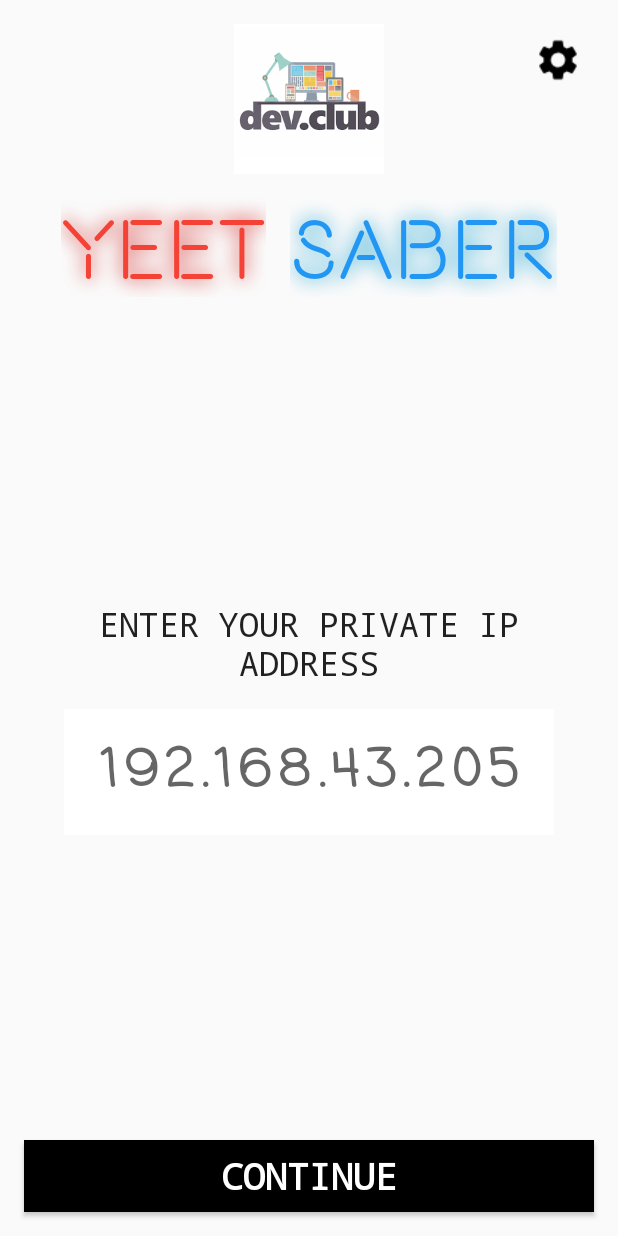
After one commit to vishalBindal/SensorsForBeatSaber, an Android app: the layout activity_home.xml on its own in the app's theme, with its tools: preview values and no code run, on a phone screen of 412 x 824 dp. The commit adds this screen. Run offline under Robolectric (Android 15) with nearby library versions, the phone set to English and light mode, and no system bars.

Commit message:
Add home activity

```diff
--- a/app/src/main/AndroidManifest.xml
+++ b/app/src/main/AndroidManifest.xml
@@ -19,14 +19,17 @@
         android:icon="@drawable/saber2"
         android:label="@string/app_name"
         android:theme="@style/AppTheme">
+        <activity android:name=".HomeActivity"
+            android:theme="@style/AppThemeNoActionBar">
+            <intent-filter>
+                <action android:name="android.intent.action.MAIN" />
+                <category android:name="android.intent.category.LAUNCHER" />
+            </intent-filter>
+        </activity>
         <activity
             android:name="in.devclub.osc.activities.StartUpActivity"
             android:label="@string/app_name">
-            <intent-filter>
-                <action android:name="android.intent.action.MAIN" />
 
-                <category android:name="android.intent.category.LAUNCHER" />
-            </intent-filter>
             <intent-filter>
                 <action android:name="android.nfc.action.TAG_DISCOVERED" />
                 <category android:name="android.intent.category.DEFAULT" />
--- /dev/null
+++ b/app/src/main/java/in/devclub/HomeActivity.java
@@ -0,0 +1,38 @@
+package in.devclub;
+
+import android.content.Intent;
+import android.content.SharedPreferences;
+import android.content.pm.ActivityInfo;
+import android.os.Bundle;
+import android.preference.PreferenceManager;
+import android.support.v7.app.AppCompatActivity;
+import android.view.View;
+import android.widget.EditText;
+
+import in.devclub.osc.activities.StartUpActivity;
+
+public class HomeActivity extends AppCompatActivity {
+    String hostString;
+    EditText hostBox;
+    SharedPreferences preferences;
+    @Override
+    protected void onCreate(Bundle savedInstanceState){
+        super.onCreate(savedInstanceState);
+        this.setRequestedOrientation(ActivityInfo.SCREEN_ORIENTATION_PORTRAIT);
+        setContentView(R.layout.activity_home);
+
+        hostBox=findViewById(R.id.editTextHost);
+        preferences = PreferenceManager.getDefaultSharedPreferences(this);
+        hostString=preferences.getString("pref_comm_host", "");
+        hostBox.setText(hostString);
+    }
+
+    public void proceed(View view){
+        hostString=hostBox.getText().toString();
+        SharedPreferences.Editor editor = preferences.edit();
+        editor.putString("pref_comm_host", hostString);
+        editor.apply();
+        Intent intent=new Intent(getBaseContext(), StartUpActivity.class);
+        startActivity(intent);
+    }
+}
--- a/app/src/main/java/in/devclub/osc/activities/StartUpActivity.java
+++ b/app/src/main/java/in/devclub/osc/activities/StartUpActivity.java
@@ -58,8 +58,7 @@
     protected void onCreate(Bundle savedInstanceState) {
         super.onCreate(savedInstanceState);
         setContentView(R.layout.activity_main);
-//        ActionBar actionBar = getActionBar();
-//        actionBar.show();
+
         this.setRequestedOrientation(ActivityInfo.SCREEN_ORIENTATION_PORTRAIT);
         this.settings = this.loadSettings();
         this.dispatcher = new OscDispatcher();
@@ -188,24 +187,24 @@
 
 
 
-    @Override
-    public boolean dispatchKeyEvent(KeyEvent event) {
-        int action = event.getAction();
-        int keyCode = event.getKeyCode();
-        switch (keyCode) {
-            // setting mean value of Azimuth when either of volume keys are pressed
-            case KeyEvent.KEYCODE_VOLUME_DOWN:
-                if (action == KeyEvent.ACTION_DOWN) {
-                    this.dispatcher.set();
-                }
-                return true;
-            case KeyEvent.KEYCODE_VOLUME_UP:
-                if (action == KeyEvent.ACTION_DOWN) {
-                    this.dispatcher.set();
-                }
-                return true;
-            default:
-                return super.dispatchKeyEvent(event);
-        }
-    }
+//    @Override
+//    public boolean dispatchKeyEvent(KeyEvent event) {
+//        int action = event.getAction();
+//        int keyCode = event.getKeyCode();
+//        switch (keyCode) {
+//            // setting mean value of Azimuth when either of volume keys are pressed
+//            case KeyEvent.KEYCODE_VOLUME_DOWN:
+//                if (action == KeyEvent.ACTION_DOWN) {
+//                    this.dispatcher.set();
+//                }
+//                return true;
+//            case KeyEvent.KEYCODE_VOLUME_UP:
+//                if (action == KeyEvent.ACTION_DOWN) {
+//                    this.dispatcher.set();
+//                }
+//                return true;
+//            default:
+//                return super.dispatchKeyEvent(event);
+//        }
+//    }
 }
--- a/app/src/main/java/in/devclub/osc/fragments/SensorFragment.java
+++ b/app/src/main/java/in/devclub/osc/fragments/SensorFragment.java
@@ -34,10 +34,6 @@
 		this.sensorConfiguration.setOscParam(args.getString(Bundling.OSC_PREFIX));
 		String name = args.getString(Bundling.NAME);
 
-		//TODO: think about a better verification method
-		if (sensorConfiguration.getOscParam().equals("nfc")) {
-			this.sensorConfiguration.setSendDuplicates(true);
-		}
 		View v = inflater.inflate(R.layout.sensor, null);
 		TextView groupName = (TextView) v.findViewById(R.id.group_name);
 		groupName.setText(name);
--- /dev/null
+++ b/app/src/main/res/layout/activity_home.xml
@@ -0,0 +1,145 @@
+<?xml version="1.0" encoding="utf-8"?>
+<android.support.constraint.ConstraintLayout
+    xmlns:android="http://schemas.android.com/apk/res/android"
+    xmlns:app="http://schemas.android.com/apk/res-auto"
+    xmlns:tools="http://schemas.android.com/tools"
+    android:layout_width="match_parent"
+    android:layout_height="match_parent"
+
+    >
+
+    <ImageView
+        android:id="@+id/imageView"
+        android:layout_width="100dp"
+        android:layout_height="100dp"
+        android:layout_marginTop="16dp"
+        android:scaleType="fitStart"
+        android:visibility="visible"
+        app:layout_constraintEnd_toEndOf="parent"
+        app:layout_constraintStart_toStartOf="parent"
+        app:layout_constraintTop_toTopOf="parent"
+        app:srcCompat="@drawable/devclublogo" />
+
+    <LinearLayout
+        android:id="@+id/linearLayout"
+        android:layout_width="wrap_content"
+        android:layout_height="wrap_content"
+        android:layout_marginStart="8dp"
+        android:layout_marginTop="16dp"
+        android:layout_marginEnd="8dp"
+        android:orientation="horizontal"
+        app:layout_constraintEnd_toEndOf="parent"
+        app:layout_constraintStart_toStartOf="parent"
+        app:layout_constraintTop_toBottomOf="@+id/imageView">
+
+        <TextView
+            android:id="@+id/textView"
+            android:layout_width="wrap_content"
+            android:layout_height="wrap_content"
+            android:layout_marginEnd="16dp"
+            android:fontFamily="@font/beon"
+            android:shadowColor="@android:color/holo_red_dark"
+            android:shadowDx="0.0"
+            android:shadowDy="0.0"
+            android:shadowRadius="16.0"
+            android:text="YEET"
+            android:textAllCaps="true"
+            android:textAppearance="@style/TextAppearance.AppCompat.Display3"
+            android:textColor="@color/red" />
+
+        <TextView
+            android:id="@+id/textView2"
+            android:layout_width="wrap_content"
+            android:layout_height="wrap_content"
+            android:fontFamily="@font/beon"
+            android:shadowColor="@android:color/holo_blue_dark"
+            android:shadowDx="0.0"
+            android:shadowDy="0.0"
+            android:shadowRadius="16.0"
+            android:text="SABER"
+            android:textAllCaps="true"
+            android:textAppearance="@style/TextAppearance.AppCompat.Display3"
+            android:textColor="@color/blue" />
+    </LinearLayout>
+
+
+    <LinearLayout
+        android:layout_width="0dp"
+        android:layout_height="wrap_content"
+        android:layout_marginStart="16dp"
+        android:layout_marginTop="8dp"
+        android:layout_marginEnd="16dp"
+        android:layout_marginBottom="8dp"
+        android:gravity="center"
+        android:orientation="vertical"
+        android:padding="10dp"
+        app:layout_constraintBottom_toTopOf="@+id/continue_button"
+        app:layout_constraintEnd_toEndOf="parent"
+        app:layout_constraintStart_toStartOf="parent"
+        app:layout_constraintTop_toBottomOf="@+id/linearLayout">
+
+        <TextView
+            android:id="@+id/textView3"
+            android:layout_width="wrap_content"
+            android:layout_height="wrap_content"
+            android:layout_marginBottom="16dp"
+            android:fontFamily="monospace"
+            android:gravity="center"
+            android:text="Enter your private IP address"
+            android:textAlignment="center"
+            android:textAllCaps="true"
+            android:textAppearance="@style/TextAppearance.AppCompat.Large" />
+
+        <EditText
+            android:id="@+id/editTextHost"
+            android:layout_width="wrap_content"
+            android:layout_height="wrap_content"
+            android:background="#FFFFFF"
+            android:digits="1234567890."
+            android:fontFamily="casual"
+            android:gravity="center"
+            android:hint="192.168.43.205"
+            android:inputType="numberDecimal"
+            android:letterSpacing="0.15"
+            android:paddingVertical="16dp"
+            android:paddingStart="24dp"
+            android:paddingEnd="24dp"
+            android:textAlignment="center"
+            android:textAppearance="@style/TextAppearance.AppCompat.Display1"
+            android:textColor="@color/colorBlack"
+            android:textStyle="bold" />
+
+    </LinearLayout>
+
+    <Button
+        android:id="@+id/continue_button"
+        android:onClick="proceed"
+        android:layout_width="0dp"
+        android:layout_height="wrap_content"
+        android:layout_marginStart="16dp"
+        android:layout_marginEnd="16dp"
+        android:layout_marginBottom="16dp"
+        android:background="@color/colorBlack"
+        android:fontFamily="monospace"
+        android:text="Continue"
+        android:textColor="@android:color/background_light"
+        android:textSize="24sp"
+        android:textStyle="bold"
+        app:layout_constraintBottom_toBottomOf="parent"
+        app:layout_constraintEnd_toEndOf="parent"
+        app:layout_constraintStart_toStartOf="parent" />
+
+    <ImageButton
+        android:id="@+id/settings_button"
+        android:layout_width="32dp"
+        android:layout_height="32dp"
+        android:layout_marginTop="24dp"
+        android:layout_marginEnd="24dp"
+        android:scaleType="fitStart"
+        android:background="@android:color/transparent"
+        app:layout_constraintEnd_toEndOf="parent"
+        app:layout_constraintTop_toTopOf="parent"
+        app:srcCompat="@drawable/settingsicon" />
+
+
+</android.support.constraint.ConstraintLayout>
--- a/app/src/main/res/values/colors.xml
+++ b/app/src/main/res/values/colors.xml
@@ -5,4 +5,7 @@
     <color name="colorAccent">#D81B60</color>
     <color name="colorSaber">#990000</color>
     <color name="colorBlack">#000000</color>
+    <color name="red">#F44336</color>
+    <color name="blue">#2196F3</color>
+    <color name="background">#382166</color>
 </resources>
--- a/app/src/main/res/values/styles.xml
+++ b/app/src/main/res/values/styles.xml
@@ -7,5 +7,11 @@
         <item name="colorPrimaryDark">@color/colorBlack</item>
         <item name="colorAccent">@color/colorAccent</item>
     </style>
+    <style name="AppThemeNoActionBar" parent="Theme.AppCompat.Light.NoActionBar">
+        <!-- Customize your theme here. -->
+        <item name="colorPrimary">@color/colorSaber</item>
+        <item name="colorPrimaryDark">@color/colorBlack</item>
+        <item name="colorAccent">@color/colorAccent</item>
+    </style>
 
 </resources>
--- a/build.gradle
+++ b/build.gradle
@@ -7,7 +7,7 @@
     }
 
     dependencies {
-        classpath 'com.android.tools.build:gradle:3.4.1'
+        classpath 'com.android.tools.build:gradle:3.4.2'
     }
 }
 
```
Also changed, not shown: app/src/main/java/in/devclub/common/sensors/Settings.java (indentation only), app/src/main/res/drawable-hdpi/devclublogo.png (added), app/src/main/res/drawable-hdpi/settingsicon.png (added), app/src/main/res/font/beon.otf (added).
